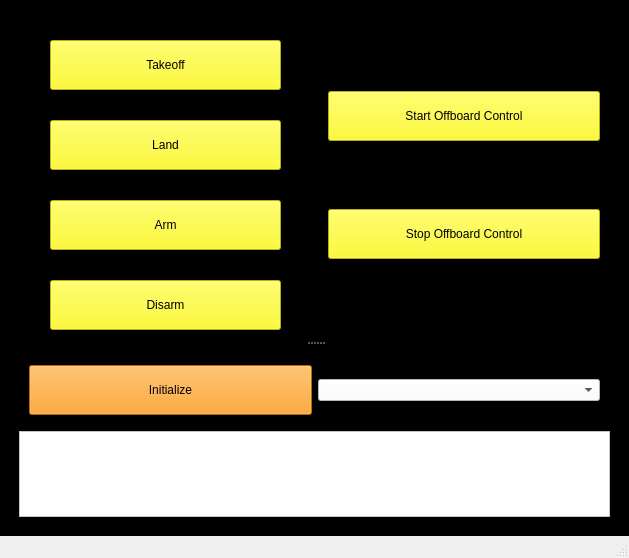
Old version of the form mainwindow.ui in the repository sarath-menon/mavsdk_interface.
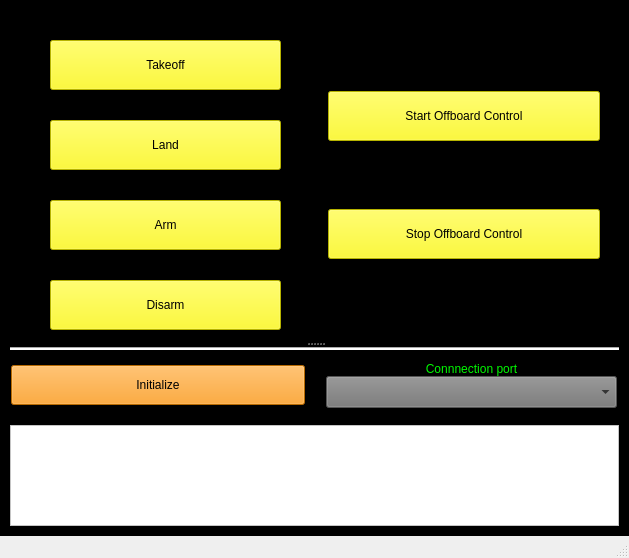
New version of the form.

Commit message: better layout

Patch:
```diff
--- a/mainwindow.ui
+++ b/mainwindow.ui
@@ -31,6 +31,9 @@
         <enum>QFrame::Raised</enum>
        </property>
        <layout class="QHBoxLayout" name="horizontalLayout">
+        <property name="bottomMargin">
+         <number>10</number>
+        </property>
         <item>
          <widget class="QFrame" name="left_menu">
           <property name="frameShape">
@@ -182,6 +185,32 @@
         <enum>QFrame::Raised</enum>
        </property>
        <layout class="QVBoxLayout" name="verticalLayout">
+        <property name="spacing">
+         <number>0</number>
+        </property>
+        <property name="leftMargin">
+         <number>0</number>
+        </property>
+        <property name="topMargin">
+         <number>0</number>
+        </property>
+        <property name="rightMargin">
+         <number>0</number>
+        </property>
+        <property name="bottomMargin">
+         <number>0</number>
+        </property>
+        <item>
+         <widget class="Line" name="line">
+          <property name="styleSheet">
+           <string notr="true">color: rgb(255, 255, 255);
+background-color: rgb(255, 255, 255);</string>
+          </property>
+          <property name="orientation">
+           <enum>Qt::Horizontal</enum>
+          </property>
+         </widget>
+        </item>
         <item>
          <widget class="QFrame" name="intialize_frame">
           <property name="frameShape">
@@ -191,12 +220,27 @@
            <enum>QFrame::Raised</enum>
           </property>
           <layout class="QHBoxLayout" name="horizontalLayout_2">
+           <property name="spacing">
+            <number>20</number>
+           </property>
+           <property name="leftMargin">
+            <number>0</number>
+           </property>
+           <property name="topMargin">
+            <number>10</number>
+           </property>
+           <property name="rightMargin">
+            <number>0</number>
+           </property>
+           <property name="bottomMargin">
+            <number>15</number>
+           </property>
            <item>
             <widget class="QPushButton" name="initialize_btn">
              <property name="minimumSize">
               <size>
                <width>0</width>
-               <height>50</height>
+               <height>40</height>
               </size>
              </property>
              <property name="styleSheet">
@@ -209,12 +253,61 @@
             </widget>
            </item>
            <item>
-            <widget class="QComboBox" name="port_selector">
-             <property name="styleSheet">
-              <string notr="true">background-color: rgb(255, 255, 255);
-color: rgb(0, 0, 0);
-selection-background-color: rgb(135,206,250);</string>
+            <widget class="QFrame" name="frame">
+             <property name="frameShape">
+              <enum>QFrame::StyledPanel</enum>
              </property>
+             <property name="frameShadow">
+              <enum>QFrame::Raised</enum>
+             </property>
+             <layout class="QVBoxLayout" name="verticalLayout_5">
+              <property name="spacing">
+               <number>0</number>
+              </property>
+              <property name="leftMargin">
+               <number>0</number>
+              </property>
+              <property name="topMargin">
+               <number>0</number>
+              </property>
+              <property name="rightMargin">
+               <number>0</number>
+              </property>
+              <property name="bottomMargin">
+               <number>0</number>
+              </property>
+              <item>
+               <widget class="QLabel" name="label">
+                <property name="styleSheet">
+                 <string notr="true">color: rgb(0, 249, 0);</string>
+                </property>
+                <property name="text">
+                 <string>Connnection port</string>
+                </property>
+                <property name="alignment">
+                 <set>Qt::AlignCenter</set>
+                </property>
+               </widget>
+              </item>
+              <item>
+               <widget class="QComboBox" name="port_selector">
+                <property name="minimumSize">
+                 <size>
+                  <width>0</width>
+                  <height>0</height>
+                 </size>
+                </property>
+                <property name="font">
+                 <font>
+                  <pointsize>15</pointsize>
+                 </font>
+                </property>
+                <property name="styleSheet">
+                 <string notr="true">background-color: rgb(117, 117, 117);</string>
+                </property>
+               </widget>
+              </item>
+             </layout>
             </widget>
            </item>
           </layout>
```
